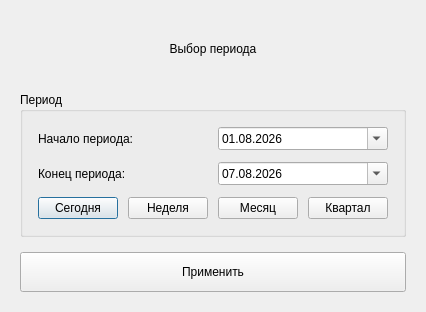
Qt form client/ui/period_dialog.ui (lerakaplich/Documents) before a commit.
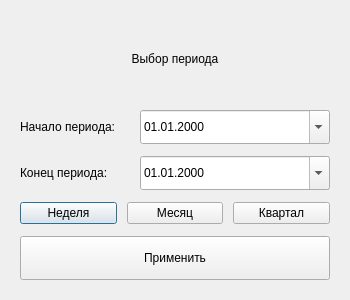
The same form after that commit. Icons and pictures are not drawn. Custom widgets are drawn as their Qt base class.

The edit to the form file:
```diff
--- a/client/ui/period_dialog.ui
+++ b/client/ui/period_dialog.ui
@@ -6,140 +6,22 @@
    <rect>
     <x>0</x>
     <y>0</y>
-    <width>403</width>
-    <height>312</height>
+    <width>350</width>
+    <height>300</height>
    </rect>
   </property>
+  <property name="minimumSize">
+   <size>
+    <width>315</width>
+    <height>300</height>
+   </size>
+  </property>
   <property name="windowTitle">
    <string>Выбор периода</string>
   </property>
-  <property name="styleSheet">
-   <string notr="true">QDialog {
-    background-color: {BG_DIALOG};
-}
-
-QLabel {
-    color: {TEXT_PRIMARY};
-    font-weight: 500;
-    font-size: 13px;
-}
-
-QDateEdit {
-    border: 1px solid {BORDER_DEFAULT};
-    border-radius: 6px;
-    padding: 8px;
-    padding-right: 30px;
-    background-color: {BG_INPUT};
-    color: {TEXT_PRIMARY};
-    font-size: 13px;
-}
-
-QDateEdit:hover {
-    border-color: {ACCENT_PRIMARY};
-}
-
-QDateEdit:focus {
-    border: 2px solid {ACCENT_PRIMARY};
-}
-
-QDateEdit::drop-down {
-    subcontrol-origin: padding;
-    subcontrol-position: top right;
-    width: 30px;
-    border: none;
-}
-
-QDateEdit::down-arrow {
-    image: url({ICON_CALENDAR_PATH});
-    width: 20px;
-    height: 20px;
-    margin-right: 6px;
-}
-
-QDateEdit QCalendarWidget {
-    background-color: {BG_CARD};
-    border-radius: 8px;
-    padding: 5px;
-}
-
-QDateEdit QCalendarWidget QTableView {
-    border: none;
-    background-color: {BG_CARD};
-}
-
-QDateEdit QCalendarWidget QHeaderView::section {
-    background-color: {BG_SURFACE_HEADER};
-    color: {TEXT_PRIMARY};
-    font-weight: bold;
-    padding: 4px;
-    border: none;
-}
-
-QDateEdit QCalendarWidget QTableView::item {
-    padding: 4px;
-    border-radius: 4px;
-}
-
-QDateEdit QCalendarWidget QTableView::item:selected {
-    background-color: {ACCENT_PRIMARY};
-    color: {TEXT_ON_ACCENT};
-}
-
-QDateEdit QCalendarWidget QTableView::item:hover {
-    background-color: {ACCENT_SELECTION_BG};
-}
-
-/* Стили для кнопок быстрого выбора (будут переопределены в коде) */
-QPushButton#todayButton,
-QPushButton#weekButton,
-QPushButton#monthButton,
-QPushButton#quarterButton {
-    background-color: transparent;
-    color: {TEXT_PRIMARY};
-    font-weight: bold;
-    font-size: 12px;
-    border: none;
-    padding: 4px 8px;
-}
-
-QPushButton#todayButton:hover,
-QPushButton#weekButton:hover,
-QPushButton#monthButton:hover,
-QPushButton#quarterButton:hover {
-    color: {ACCENT_PRIMARY};
-}
-
-/* Активный стиль будет применяться через код */
-/* .active {
-    color: #ccab6e;
-    text-decoration: underline;
-} */
-
-QPushButton#applyButton {
-    background-color: {ACCENT_PRIMARY};
-    color: {TEXT_ON_ACCENT};
-    border-radius: 8px;
-    font-weight: bold;
-    font-size: 14px;
-    border: none;
-    padding: 0 20px;
-}
-
-QPushButton#applyButton:hover {
-    background-color: {ACCENT_HOVER};
-}
-
-QPushButton#applyButton:pressed {
-    background-color: {ACCENT_PRESSED};
-}
-
-QHBoxLayout, QVBoxLayout {
-    spacing: 10px;
-}</string>
-  </property>
   <layout class="QVBoxLayout" name="mainLayout">
    <property name="spacing">
-    <number>15</number>
+    <number>12</number>
    </property>
    <property name="leftMargin">
     <number>20</number>
@@ -155,10 +37,6 @@
    </property>
    <item>
     <widget class="QLabel" name="titleLabel">
-     <property name="styleSheet">
-      <string notr="true">font-size: 20px; font-weight: bold; color: {TEXT_PRIMARY}; margin-bottom: 5px;
-background-color: transparent;</string>
-     </property>
      <property name="text">
       <string>Выбор периода</string>
      </property>
@@ -168,44 +46,6 @@
     </widget>
    </item>
    <item>
-    <widget class="QGroupBox" name="periodGroup">
-     <property name="styleSheet">
-      <string>QGroupBox {
-    font-weight: bold;
-    font-size: 14px;
-    border: 1px solid {BORDER_DEFAULT};
-    border-radius: 8px;
-    margin-top: 10px;
-    padding-top: 10px;
-    background-color: {BG_CARD};
-}
-QGroupBox::title {
-    subcontrol-origin: margin;
-    left: 10px;
-    padding: 0 5px 0 5px;
-    color: {TEXT_PRIMARY};
-}</string>
-     </property>
-     <property name="title">
-      <string>Период</string>
-     </property>
-     <layout class="QVBoxLayout" name="periodLayout">
-      <property name="spacing">
-       <number>12</number>
-      </property>
-      <property name="leftMargin">
-       <number>15</number>
-      </property>
-      <property name="topMargin">
-       <number>15</number>
-      </property>
-      <property name="rightMargin">
-       <number>15</number>
-      </property>
-      <property name="bottomMargin">
-       <number>15</number>
-      </property>
-      <item>
        <layout class="QHBoxLayout" name="startDateLayout">
         <property name="spacing">
          <number>10</number>
@@ -214,12 +54,15 @@
          <widget class="QLabel" name="startLabel">
           <property name="minimumSize">
            <size>
-            <width>90</width>
+         <width>70</width>
             <height>0</height>
            </size>
           </property>
-          <property name="styleSheet">
-           <string notr="true"> background-color: transparent;</string>
+       <property name="maximumSize">
+        <size>
+         <width>110</width>
+         <height>16777215</height>
+        </size>
           </property>
           <property name="text">
            <string>Начало периода:</string>
@@ -227,17 +70,11 @@
          </widget>
         </item>
         <item>
-         <widget class="QDateEdit" name="startDateEdit">
-          <property name="minimumSize">
-           <size>
-            <width>0</width>
-            <height>0</height>
-           </size>
-          </property>
+      <widget class="CustomCalendarDateEdit" name="startDateEdit">
           <property name="maximumSize">
            <size>
             <width>16777215</width>
-            <height>32</height>
+         <height>34</height>
            </size>
           </property>
           <property name="displayFormat">
@@ -246,13 +83,6 @@
           <property name="calendarPopup">
            <bool>true</bool>
           </property>
-          <property name="date">
-           <date>
-            <year>2026</year>
-            <month>8</month>
-            <day>1</day>
-           </date>
-          </property>
          </widget>
         </item>
        </layout>
@@ -266,12 +96,15 @@
          <widget class="QLabel" name="endLabel">
           <property name="minimumSize">
            <size>
-            <width>90</width>
+         <width>70</width>
             <height>0</height>
            </size>
           </property>
-          <property name="styleSheet">
-           <string notr="true"> background-color: transparent;</string>
+       <property name="maximumSize">
+        <size>
+         <width>110</width>
+         <height>16777215</height>
+        </size>
           </property>
           <property name="text">
            <string>Конец периода:</string>
@@ -279,17 +112,11 @@
          </widget>
         </item>
         <item>
-         <widget class="QDateEdit" name="endDateEdit">
-          <property name="minimumSize">
-           <size>
-            <width>0</width>
-            <height>0</height>
-           </size>
-          </property>
+      <widget class="CustomCalendarDateEdit" name="endDateEdit">
           <property name="maximumSize">
            <size>
             <width>16777215</width>
-            <height>32</height>
+         <height>34</height>
            </size>
           </property>
           <property name="displayFormat">
@@ -298,13 +125,6 @@
           <property name="calendarPopup">
            <bool>true</bool>
           </property>
-          <property name="date">
-           <date>
-            <year>2026</year>
-            <month>8</month>
-            <day>7</day>
-           </date>
-          </property>
          </widget>
         </item>
        </layout>
@@ -314,16 +134,6 @@
         <property name="spacing">
          <number>10</number>
         </property>
-        <item>
-         <widget class="QPushButton" name="todayButton">
-          <property name="cursor">
-           <cursorShape>PointingHandCursor</cursorShape>
-          </property>
-          <property name="text">
-           <string>Сегодня</string>
-          </property>
-         </widget>
-        </item>
         <item>
          <widget class="QPushButton" name="weekButton">
           <property name="cursor">
@@ -356,21 +166,18 @@
         </item>
        </layout>
       </item>
-     </layout>
-    </widget>
-   </item>
    <item>
     <widget class="QPushButton" name="applyButton">
      <property name="minimumSize">
       <size>
-       <width>100</width>
-       <height>40</height>
+       <width>0</width>
+       <height>44</height>
       </size>
      </property>
      <property name="maximumSize">
       <size>
        <width>16777215</width>
-       <height>40</height>
+       <height>44</height>
       </size>
      </property>
      <property name="cursor">
@@ -383,6 +190,13 @@
    </item>
   </layout>
  </widget>
+ <customwidgets>
+  <customwidget>
+   <class>CustomCalendarDateEdit</class>
+   <extends>QDateEdit</extends>
+   <header>client.windows.date_edit</header>
+  </customwidget>
+ </customwidgets>
  <resources/>
  <connections/>
 </ui>
```
Lines whose indentation alone changed are shown as unchanged.
